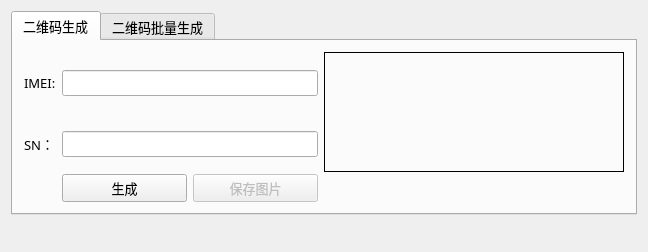
The window that widget.ui (suisiyuan/PhotoSticker) describes before a commit, drawn with Qt 5.
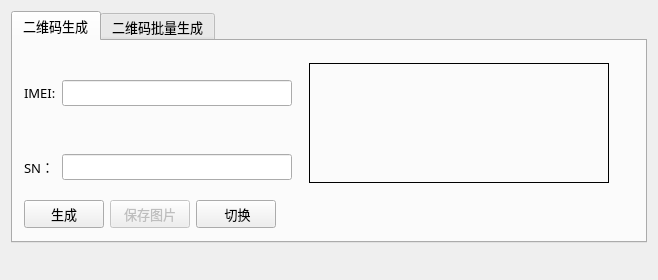
The same window after the commit. Icons and pictures are not drawn.

Diff of the .ui file:
```diff
--- a/widget.ui
+++ b/widget.ui
@@ -6,8 +6,8 @@
    <rect>
     <x>0</x>
     <y>0</y>
-    <width>648</width>
-    <height>252</height>
+    <width>658</width>
+    <height>272</height>
    </rect>
   </property>
   <property name="sizePolicy">
@@ -16,18 +16,6 @@
     <verstretch>0</verstretch>
    </sizepolicy>
   </property>
-  <property name="minimumSize">
-   <size>
-    <width>0</width>
-    <height>252</height>
-   </size>
-  </property>
-  <property name="maximumSize">
-   <size>
-    <width>16777215</width>
-    <height>252</height>
-   </size>
-  </property>
   <property name="font">
    <font>
     <family>微软雅黑</family>
@@ -77,56 +65,100 @@
       <attribute name="title">
        <string>二维码生成</string>
       </attribute>
-      <layout class="QGridLayout" name="gridLayout_3">
-       <item row="0" column="0" colspan="2">
-        <layout class="QGridLayout" name="gridLayout_2">
-         <item row="0" column="2" rowspan="2">
-          <widget class="QLabel" name="imageLabel">
-           <property name="minimumSize">
-            <size>
-             <width>300</width>
-             <height>120</height>
-            </size>
-           </property>
-           <property name="maximumSize">
-            <size>
-             <width>300</width>
-             <height>120</height>
-            </size>
-           </property>
-           <property name="frameShape">
-            <enum>QFrame::Box</enum>
-           </property>
-           <property name="text">
-            <string/>
-           </property>
-           <property name="scaledContents">
-            <bool>true</bool>
-           </property>
-          </widget>
-         </item>
-         <item row="1" column="1">
-          <widget class="QLineEdit" name="SNEdit"/>
-         </item>
-         <item row="0" column="0">
-          <widget class="QLabel" name="IMEILabel">
-           <property name="text">
-            <string>IMEI:</string>
-           </property>
-          </widget>
+      <layout class="QHBoxLayout" name="horizontalLayout_5">
+       <item>
+        <layout class="QGridLayout" name="gridLayout_3">
+         <item row="0" column="0" colspan="2">
+          <layout class="QGridLayout" name="gridLayout_2">
+           <item row="0" column="0">
+            <widget class="QLabel" name="IMEILabel">
+             <property name="text">
+              <string>IMEI:</string>
+             </property>
+            </widget>
+           </item>
+           <item row="0" column="1">
+            <widget class="QLineEdit" name="IMEIEdit"/>
+           </item>
+           <item row="0" column="2" rowspan="2">
+            <widget class="QStackedWidget" name="stackedWidget">
+             <property name="currentIndex">
+              <number>0</number>
+             </property>
+             <widget class="QWidget" name="page_image1">
+              <layout class="QHBoxLayout" name="horizontalLayout_2">
+               <item>
+                <widget class="QLabel" name="image1Label">
+                 <property name="minimumSize">
+                  <size>
+                   <width>300</width>
+                   <height>120</height>
+                  </size>
+                 </property>
+                 <property name="maximumSize">
+                  <size>
+                   <width>300</width>
+                   <height>120</height>
+                  </size>
+                 </property>
+                 <property name="frameShape">
+                  <enum>QFrame::Box</enum>
+                 </property>
+                 <property name="text">
+                  <string/>
+                 </property>
+                 <property name="scaledContents">
+                  <bool>true</bool>
+                 </property>
+                </widget>
+               </item>
+              </layout>
+             </widget>
+             <widget class="QWidget" name="page_image2">
+              <layout class="QHBoxLayout" name="horizontalLayout_3">
+               <item>
+                <widget class="QLabel" name="image2Label">
+                 <property name="minimumSize">
+                  <size>
+                   <width>300</width>
+                   <height>120</height>
+                  </size>
+                 </property>
+                 <property name="maximumSize">
+                  <size>
+                   <width>300</width>
+                   <height>120</height>
+                  </size>
+                 </property>
+                 <property name="frameShape">
+                  <enum>QFrame::Box</enum>
+                 </property>
+                 <property name="text">
+                  <string/>
+                 </property>
+                 <property name="scaledContents">
+                  <bool>true</bool>
+                 </property>
+                </widget>
+               </item>
+              </layout>
+             </widget>
+            </widget>
+           </item>
+           <item row="1" column="0">
+            <widget class="QLabel" name="SNLabel">
+             <property name="text">
+              <string>SN：</string>
+             </property>
+            </widget>
+           </item>
+           <item row="1" column="1">
+            <widget class="QLineEdit" name="SNEdit"/>
+           </item>
+          </layout>
          </item>
          <item row="1" column="0">
-          <widget class="QLabel" name="SNLabel">
-           <property name="text">
-            <string>SN：</string>
-           </property>
-          </widget>
-         </item>
-         <item row="0" column="1">
-          <widget class="QLineEdit" name="IMEIEdit"/>
-         </item>
-         <item row="2" column="1">
-          <layout class="QHBoxLayout" name="horizontalLayout_3">
+          <layout class="QHBoxLayout" name="horizontalLayout_4">
            <item>
             <widget class="QPushButton" name="singleGenerateButton">
              <property name="text">
@@ -144,17 +176,37 @@
              </property>
             </widget>
            </item>
+           <item>
+            <widget class="QPushButton" name="switchButton">
+             <property name="text">
+              <string> 切换</string>
+             </property>
+            </widget>
+           </item>
           </layout>
          </item>
-         <item row="2" column="2">
-          <widget class="QLabel" name="infoLabel">
-           <property name="text">
-            <string/>
+         <item row="1" column="1">
+          <spacer name="horizontalSpacer">
+           <property name="orientation">
+            <enum>Qt::Horizontal</enum>
            </property>
-          </widget>
+           <property name="sizeHint" stdset="0">
+            <size>
+             <width>40</width>
+             <height>20</height>
+            </size>
+           </property>
+          </spacer>
          </item>
         </layout>
        </item>
+       <item>
+        <widget class="QLabel" name="infoLabel">
+         <property name="text">
+          <string/>
+         </property>
+        </widget>
+       </item>
       </layout>
      </widget>
      <widget class="QWidget" name="tab2">
```
